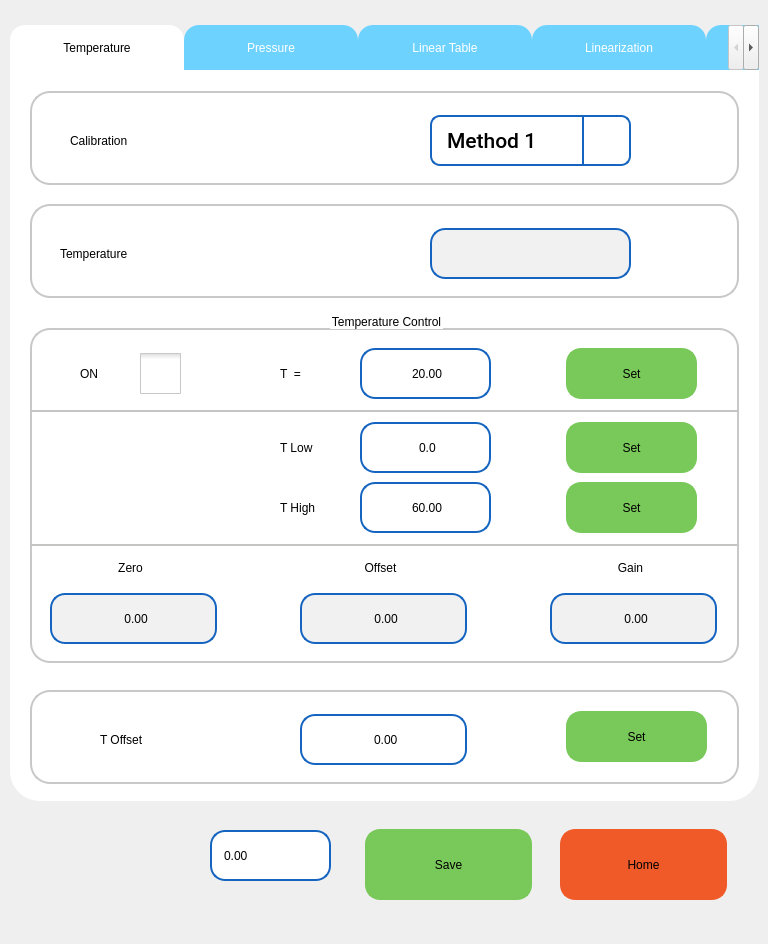
ChandraMVE/PSSC_QT_Development, file pApp-22-June-2021/scalibration.ui: the form before one commit.
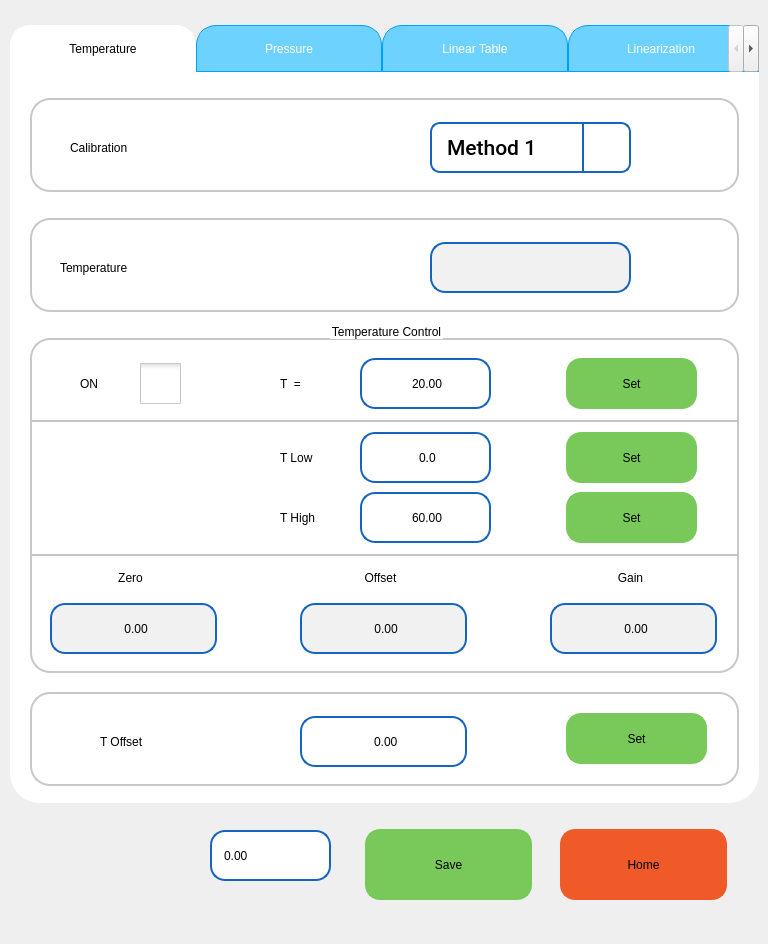
The form after the commit. The open tabs and pages were chosen to show the change. Icons and pictures are not drawn. Custom widgets are drawn as their Qt base class.

Commit message: QT Version 1.05.173 has below changes 1. Tried new approach for the screenshot 2. Rearranged the fonts of calibration, service and general setup tab 3. Keypad is realigned to centre 4. Sample ID alignment and Dropdown fields for Sample ID 5. Add '/' between date and time, in header 6. Showing 3 decimal places in all result, again. Must print result as seen on screen 7. System check typo error (3x 's') --> 'Diagnostic Cycle Successsfully Completed!'

```diff
--- a/pApp-22-June-2021/scalibration.ui
+++ b/pApp-22-June-2021/scalibration.ui
@@ -156,53 +156,58 @@
     position: absolute;
 
 	color: rgb(0, 0, 0);
-	font: 75 18pt &quot;Roboto Medium&quot;;
+	font: 75 16pt &quot;Roboto Medium&quot;;
 
 	 border: 0px solid #C4C4C3;
     border-bottom-color: #C2C7CB; /* same as the pane color */
     border-bottom-left-radius: 30px;
    border-bottom-right-radius: 30px;
     border-top-right-radius: 30px;
-
+/*	outline: none;*/
 
 
 }
 
 QTabWidget::tab-bar {
     alignment: left;
-
+	outline: none;
 }
 
 /* Style the tab using the tab sub-control. Note that
     it reads QTabBar _not_ QTabWidget */
 QTabBar::tab {
 
-    border: 1px solid #C4C4C3;
+    border: 0px solid #C4C4C3;
     border-bottom-color: #C2C7CB; /* same as the pane color */
-    border-top-left-radius: 15px;
-    border-top-right-radius: 15px;
+    border-top-left-radius: 20px;
+    border-top-right-radius: 20px;
 
     padding: 2px;
     height:41px;
-   width: 170px;
+   width: 180px;
 
-border-width: 0px;
-border-color: rgb(21, 100, 192);
+border-width: 0.5px;
+border-color: rgb(0, 160, 255);
 border-style: solid;
 
-font: 75 18pt &quot;Roboto Medium&quot;;
+font: 75 20pt &quot;Roboto Medium&quot;;
 /*	color: rgb(0, 0, 0);*/
-	color: rgb(255, 255, 255);
-	background-color: rgb(110, 210, 255);
+color: rgb(255, 255, 255);
+background-color: rgb(110, 210, 255);
+	outline: none;
 
 }
 
 QTabBar::tab:selected {
+		/*background-color: rgb(190, 190, 190);*/
+border-width: 0.5px;
 	background-color: rgb(255, 255, 255);
-    border-color: #9B9B9B;
-    border-bottom-color: #C2C7CB; /* same as pane color */
-	 border: 0px;
-	color: rgb(0, 0, 0);
+    border-color: rgb(255, 255, 255);
+    border-bottom-color: rgb(255, 255, 255); /* same as pane color */
+/* border: 0px;*/
+color: rgb(0, 0, 0);
+	outline: none;
+/*	border: none;*/
 }
 </string>
    </property>
@@ -250,7 +255,7 @@
       <property name="geometry">
        <rect>
         <x>20</x>
-        <y>242</y>
+        <y>250</y>
         <width>709</width>
         <height>351</height>
        </rect>
@@ -918,7 +923,7 @@
       <property name="geometry">
        <rect>
         <x>20</x>
-        <y>5</y>
+        <y>10</y>
         <width>709</width>
         <height>110</height>
        </rect>
@@ -1252,7 +1257,7 @@
       <property name="geometry">
        <rect>
         <x>20</x>
-        <y>118</y>
+        <y>130</y>
         <width>709</width>
         <height>110</height>
        </rect>
```
Left out of the diff: 4 changed lines with no effect on the pictures. The commit also changes 14 other files.
